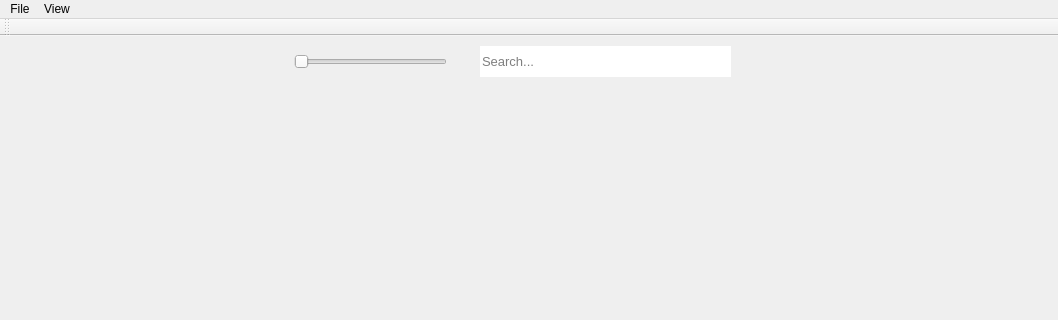
This is src/qt_gui/main_window.ui in qurious-pixel/shadps4 as Qt 5 draws it before an edit; both pictures show x 0 to 1058 and y 0 to 320 of the 1058 by 580 pixel window. The edited form follows.
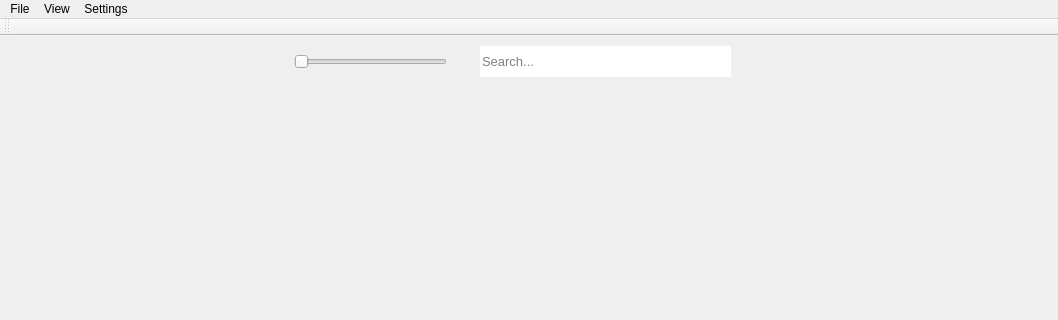
This is the edited form.

Commit message: install dialog (can save path for install games ) not used yet

```diff
--- a/src/qt_gui/main_window.ui
+++ b/src/qt_gui/main_window.ui
@@ -180,8 +180,15 @@
     <addaction name="menuGame_List_Mode"/>
     <addaction name="menuGame_List_Icons"/>
    </widget>
+   <widget class="QMenu" name="menuSettings">
+    <property name="title">
+     <string>Settings</string>
+    </property>
+    <addaction name="gameInstallPathAct"/>
+   </widget>
    <addaction name="menuFile"/>
    <addaction name="menuView"/>
+   <addaction name="menuSettings"/>
   </widget>
   <widget class="QToolBar" name="toolBar">
    <property name="windowTitle">
```
Left out of the diff: 7 changed lines with no effect on the pictures. The commit also changes 6 other files.
